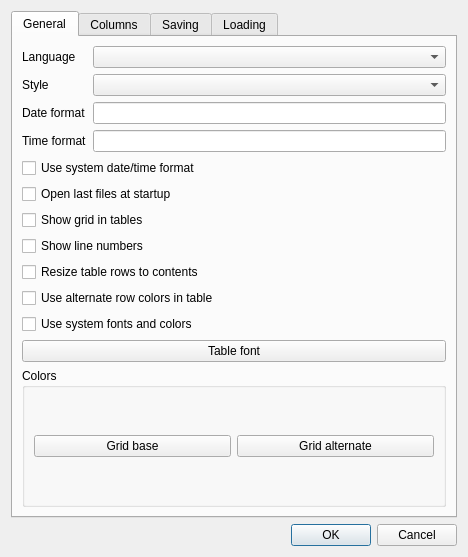
This is app/settingsdialog.ui in DarkHobbit/doublecontact as Qt 5 draws it before an edit. The edited form follows.
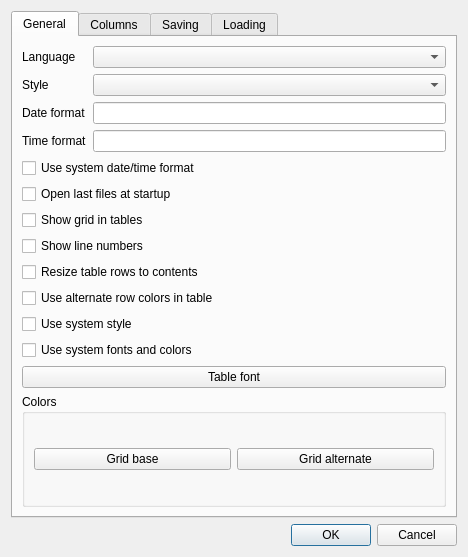
This is the edited form.

Commit message: Settings: Use system style option

What changed in the file:
```diff
--- a/app/settingsdialog.ui
+++ b/app/settingsdialog.ui
@@ -111,6 +111,13 @@
          </property>
         </widget>
        </item>
+       <item>
+        <widget class="QCheckBox" name="cbUseSystemStyle">
+         <property name="text">
+          <string>Use system style</string>
+         </property>
+        </widget>
+       </item>
        <item>
         <widget class="QCheckBox" name="cbUseSystemFontsAndColors">
          <property name="text">
```
The commit also changes 7 other files.
